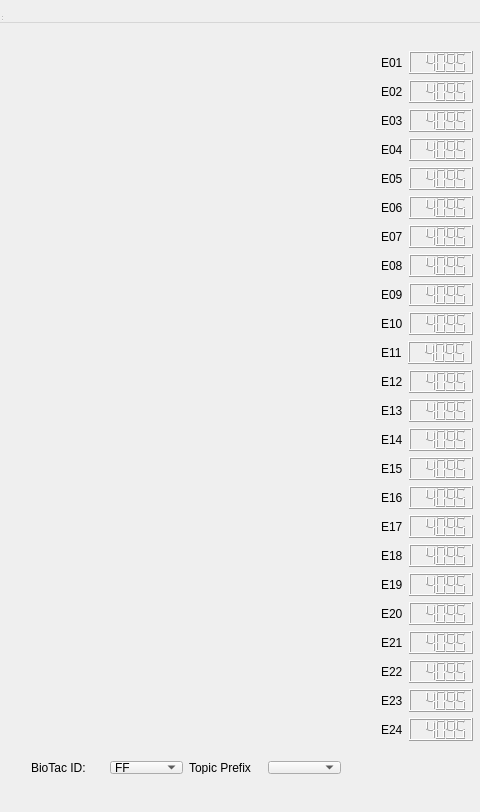
shadow-robot/sr-visualization, file advanced/sr_gui_biotac/uis/SrGuiBiotac.ui: the form before one commit.
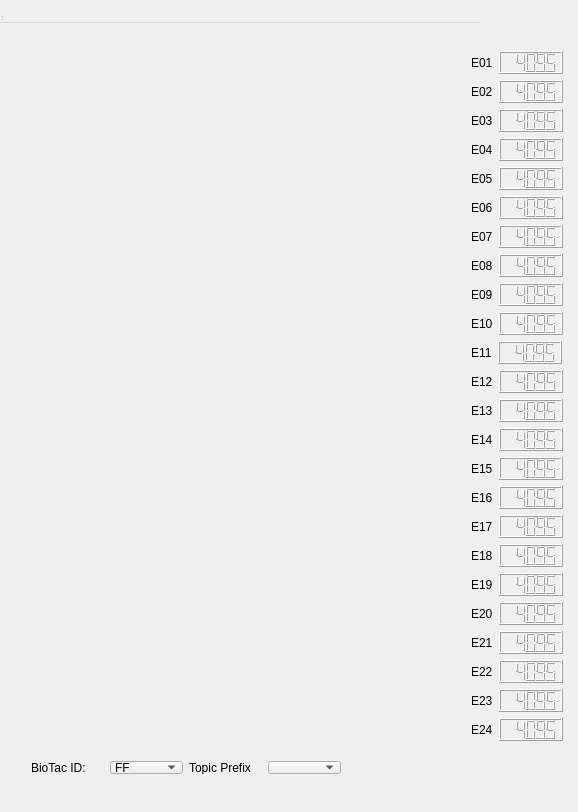
The form after the commit.

Commit message: Biotac plugin working

What changed in the file:
```diff
--- a/advanced/sr_gui_biotac/uis/SrGuiBiotac.ui
+++ b/advanced/sr_gui_biotac/uis/SrGuiBiotac.ui
@@ -6,7 +6,7 @@
    <rect>
     <x>0</x>
     <y>0</y>
-    <width>480</width>
+    <width>578</width>
     <height>812</height>
    </rect>
   </property>
@@ -23,14 +23,14 @@
     <rect>
      <x>10</x>
      <y>40</y>
-     <width>476</width>
+     <width>561</width>
      <height>761</height>
     </rect>
    </property>
    <widget class="QWidget" name="layoutWidget">
     <property name="geometry">
      <rect>
-      <x>360</x>
+      <x>450</x>
       <y>0</y>
       <width>106</width>
       <height>740</height>
```
The commit also changes 1 other file.
